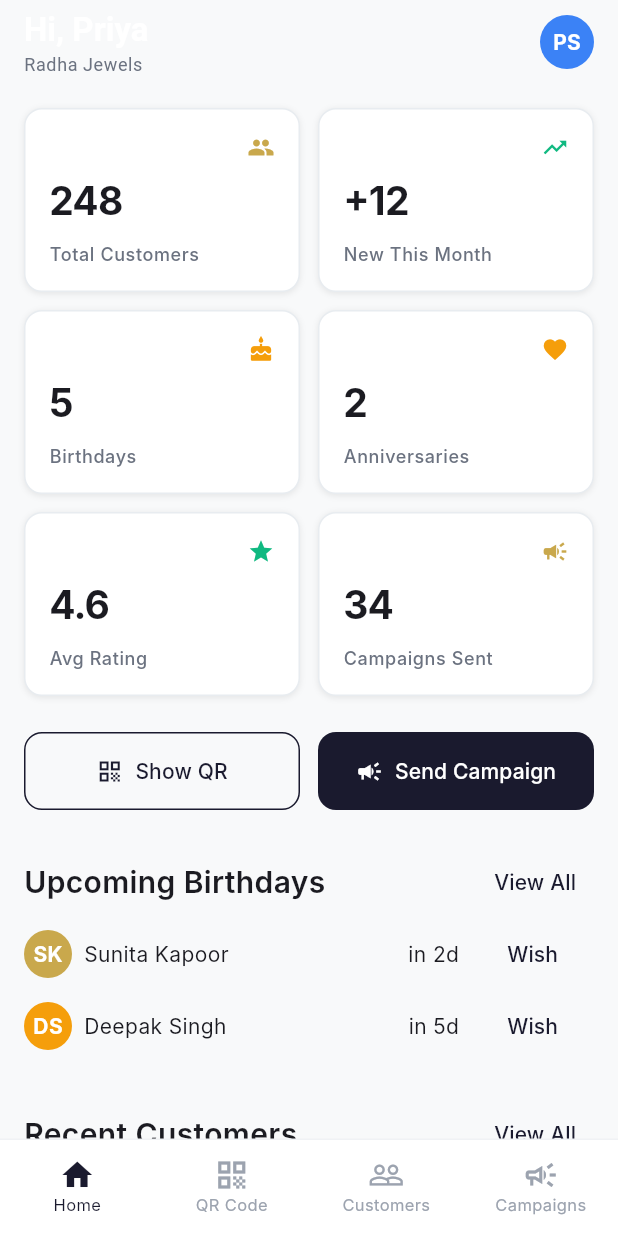
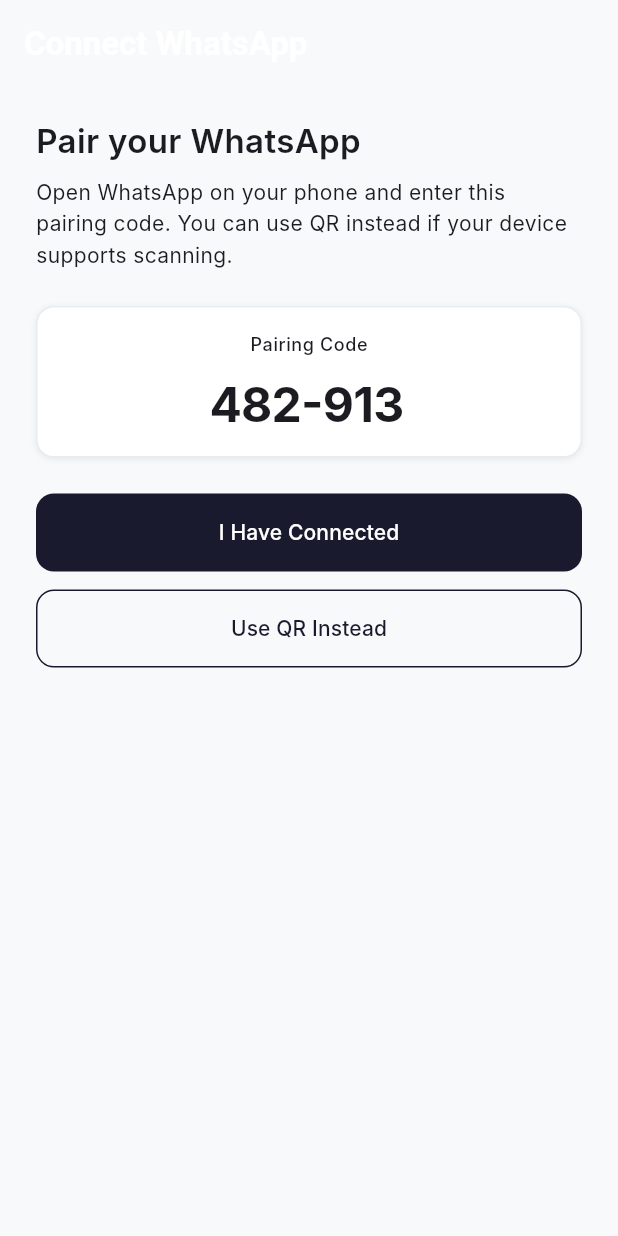
Before and after one commit to dhruboshop/you-are-acting-as-a-staff, a Flutter app: the screen it shows after launch, on a phone screen of 412 x 824 dp. Run offline on Flutter 3.47's test engine with Material 3 defaults, Android fonts, the phone set to English and light mode, and no system bars; our stand-ins replace cached_network_image, fl_chart, flutter_dotenv, flutter_riverpod, go_router, image_gallery_saver and 4 more; accounts and stored records are empty; Roboto replaces fonts that are missing (Inter).

Commit message:
Add mandatory WhatsApp connection onboarding

```diff
--- a/mobile/lib/core/router/app_router.dart
+++ b/mobile/lib/core/router/app_router.dart
@@ -22,6 +22,7 @@
 import '../../features/profile/screens/subscription_screen.dart';
 import '../../features/qr/screens/qr_fullscreen_screen.dart';
 import '../../features/qr/screens/qr_screen.dart';
+import '../../features/whatsapp/screens/connect_whatsapp_screen.dart';
 import '../../shared/widgets/lp_bottom_nav.dart';
 import 'route_names.dart';
 
@@ -34,6 +35,7 @@
       GoRoute(path: RouteNames.googleLogin, builder: (context, state) => const GoogleLoginScreen()),
       GoRoute(path: RouteNames.businessSetup, builder: (context, state) => const BusinessSetupScreen()),
       GoRoute(path: RouteNames.themeSelection, builder: (context, state) => const ThemeSelectionScreen()),
+      GoRoute(path: RouteNames.connectWhatsapp, builder: (context, state) => const ConnectWhatsappScreen()),
       ShellRoute(
         builder: (context, state, child) => AppShell(child: child),
         routes: [
--- a/mobile/lib/core/router/route_names.dart
+++ b/mobile/lib/core/router/route_names.dart
@@ -4,6 +4,7 @@
   static const googleLogin = '/auth/google';
   static const businessSetup = '/onboarding/business-setup';
   static const themeSelection = '/onboarding/theme';
+  static const connectWhatsapp = '/onboarding/connect-whatsapp';
   static const dashboard = '/dashboard';
   static const qrCode = '/dashboard/qr';
   static const qrFullscreen = '/dashboard/qr/fullscreen';
--- /dev/null
+++ b/mobile/lib/data/models/whatsapp_instance_model.dart
@@ -0,0 +1,31 @@
+class WhatsappInstanceModel {
+  const WhatsappInstanceModel({
+    required this.instanceId,
+    this.phone,
+    required this.connected,
+    required this.connectionStatus,
+    required this.lastConnectionCheck,
+  });
+
+  final String instanceId;
+  final String? phone;
+  final bool connected;
+  final String connectionStatus;
+  final DateTime lastConnectionCheck;
+
+  WhatsappInstanceModel copyWith({
+    String? instanceId,
+    String? phone,
+    bool? connected,
+    String? connectionStatus,
+    DateTime? lastConnectionCheck,
+  }) {
+    return WhatsappInstanceModel(
+      instanceId: instanceId ?? this.instanceId,
+      phone: phone ?? this.phone,
+      connected: connected ?? this.connected,
+      connectionStatus: connectionStatus ?? this.connectionStatus,
+      lastConnectionCheck: lastConnectionCheck ?? this.lastConnectionCheck,
+    );
+  }
+}
--- /dev/null
+++ b/mobile/lib/data/services/evolution_service.dart
@@ -0,0 +1,45 @@
+import 'dart:math';
+
+import '../models/whatsapp_instance_model.dart';
+
+class EvolutionService {
+  WhatsappInstanceModel? _instance;
+
+  Future<WhatsappInstanceModel> createInstance(String businessId) async {
+    await Future<void>.delayed(const Duration(milliseconds: 500));
+    _instance = WhatsappInstanceModel(
+      instanceId: 'wp_${businessId}_${Random().nextInt(9999)}',
+      connected: false,
+      connectionStatus: 'pairing_required',
+      lastConnectionCheck: DateTime.now(),
+    );
+    return _instance!;
+  }
+
+  Future<void> deleteInstance(String instanceId) async {
+    _instance = null;
+  }
+
+  Future<String> getQr(String instanceId) async {
+    await Future<void>.delayed(const Duration(milliseconds: 300));
+    return 'evolution://qr/$instanceId';
+  }
+
+  Future<String> getPairingCode(String instanceId) async {
+    await Future<void>.delayed(const Duration(milliseconds: 300));
+    return '482-913';
+  }
+
+  Future<WhatsappInstanceModel> checkStatus(String instanceId) async {
+    await Future<void>.delayed(const Duration(milliseconds: 450));
+    _instance = (_instance ?? WhatsappInstanceModel(instanceId: instanceId, connected: false, connectionStatus: 'pairing_required', lastConnectionCheck: DateTime.now()))
+        .copyWith(connected: true, phone: '+919876543210', connectionStatus: 'connected', lastConnectionCheck: DateTime.now());
+    return _instance!;
+  }
+
+  Future<void> sendMessage(String phone, String message) async {}
+  Future<void> sendMedia(String phone, String mediaUrl, String caption) async {}
+  Future<void> disconnect(String instanceId) async {
+    _instance = _instance?.copyWith(connected: false, connectionStatus: 'disconnected', lastConnectionCheck: DateTime.now());
+  }
+}
--- a/mobile/lib/features/auth/screens/google_login_screen.dart
+++ b/mobile/lib/features/auth/screens/google_login_screen.dart
@@ -16,7 +16,7 @@
   Widget build(BuildContext context, WidgetRef ref) {
     final state = ref.watch(googleSignInProvider);
     ref.listen(googleSignInProvider, (_, next) {
-      if (next is AsyncData && !next.isLoading) context.go(RouteNames.dashboard);
+      if (next is AsyncData && !next.isLoading) context.go(RouteNames.connectWhatsapp);
     });
     return Scaffold(
       backgroundColor: AppColors.white,
--- a/mobile/lib/features/auth/screens/splash_screen.dart
+++ b/mobile/lib/features/auth/screens/splash_screen.dart
@@ -41,7 +41,7 @@
     } else if (business == null) {
       context.go(RouteNames.businessSetup);
     } else {
-      context.go(RouteNames.dashboard);
+      context.go(RouteNames.connectWhatsapp);
     }
   }
 
--- a/mobile/lib/features/onboarding/screens/theme_selection_screen.dart
+++ b/mobile/lib/features/onboarding/screens/theme_selection_screen.dart
@@ -27,7 +27,7 @@
     if (selected == null) return;
     ref.read(onboardingStateProvider.notifier).setTheme(selected);
     await ref.read(onboardingStateProvider.notifier).submit();
-    if (mounted) context.go(RouteNames.dashboard);
+    if (mounted) context.go(RouteNames.connectWhatsapp);
   }
 
   @override
--- /dev/null
+++ b/mobile/lib/features/whatsapp/screens/connect_whatsapp_screen.dart
@@ -0,0 +1,85 @@
+import 'package:flutter/material.dart';
+import 'package:flutter_riverpod/flutter_riverpod.dart';
+import 'package:go_router/go_router.dart';
+import 'package:qr_flutter/qr_flutter.dart';
+
+import '../../../core/router/route_names.dart';
+import '../../../core/theme/color_tokens.dart';
+import '../../../core/theme/spacing_tokens.dart';
+import '../../../core/theme/text_tokens.dart';
+import '../../../shared/widgets/lp_button.dart';
+import '../../../shared/widgets/lp_card.dart';
+import '../providers/whatsapp_provider.dart';
+
+class ConnectWhatsappScreen extends ConsumerStatefulWidget {
+  const ConnectWhatsappScreen({super.key});
+
+  @override
+  ConsumerState<ConnectWhatsappScreen> createState() => _ConnectWhatsappScreenState();
+}
+
+class _ConnectWhatsappScreenState extends ConsumerState<ConnectWhatsappScreen> {
+  @override
+  void initState() {
+    super.initState();
+    Future.microtask(() => ref.read(whatsappConnectionProvider.notifier).startPairing());
+  }
+
+  @override
+  Widget build(BuildContext context) {
+    final connection = ref.watch(whatsappConnectionProvider);
+    return Scaffold(
+      backgroundColor: AppColors.background,
+      appBar: AppBar(title: const Text('Connect WhatsApp')),
+      body: connection.when(
+        loading: () => const Center(child: CircularProgressIndicator()),
+        error: (error, _) => Center(child: Text(error.toString())),
+        data: (state) {
+          if (state.connected) {
+            return Padding(
+              padding: const EdgeInsets.all(LPSpacing.px24),
+              child: Column(
+                mainAxisAlignment: MainAxisAlignment.center,
+                crossAxisAlignment: CrossAxisAlignment.stretch,
+                children: [
+                  const Icon(Icons.check_circle, color: AppColors.success, size: 96),
+                  const SizedBox(height: LPSpacing.px24),
+                  const Text('WhatsApp Connected', style: LPTextStyle.headlineLarge, textAlign: TextAlign.center),
+                  const SizedBox(height: LPSpacing.px8),
+                  Text(state.instance?.phone ?? '', textAlign: TextAlign.center),
+                  const SizedBox(height: LPSpacing.px32),
+                  LPButton(label: 'Continue to Dashboard', onPressed: () => context.go(RouteNames.dashboard)),
+                ],
+              ),
+            );
+          }
+
+          return ListView(
+            padding: const EdgeInsets.all(LPSpacing.px24),
+            children: [
+              const Text('Pair your WhatsApp', style: LPTextStyle.headlineLarge),
+              const SizedBox(height: LPSpacing.px8),
+              const Text('Open WhatsApp on your phone and enter this pairing code. You can use QR instead if your device supports scanning.'),
+              const SizedBox(height: LPSpacing.px24),
+              LPCard(
+                child: state.useQr
+                    ? Center(child: QrImageView(data: state.qrData ?? '', size: 220))
+                    : Column(
+                        children: [
+                          const Text('Pairing Code', style: LPTextStyle.labelMedium),
+                          const SizedBox(height: LPSpacing.px12),
+                          SelectableText(state.pairingCode ?? 'Generating...', style: LPTextStyle.displayLarge),
+                        ],
+                      ),
+              ),
+              const SizedBox(height: LPSpacing.px24),
+              LPButton(label: 'I Have Connected', onPressed: () => ref.read(whatsappConnectionProvider.notifier).checkStatus()),
+              const SizedBox(height: LPSpacing.px12),
+              LPButton(label: 'Use QR Instead', variant: LPButtonVariant.secondary, onPressed: () => ref.read(whatsappConnectionProvider.notifier).useQrInstead()),
+            ],
+          );
+        },
+      ),
+    );
+  }
+}
```
Also changed, not shown: mobile/lib/features/whatsapp/providers/whatsapp_provider.dart (added, +64 -0 lines).
